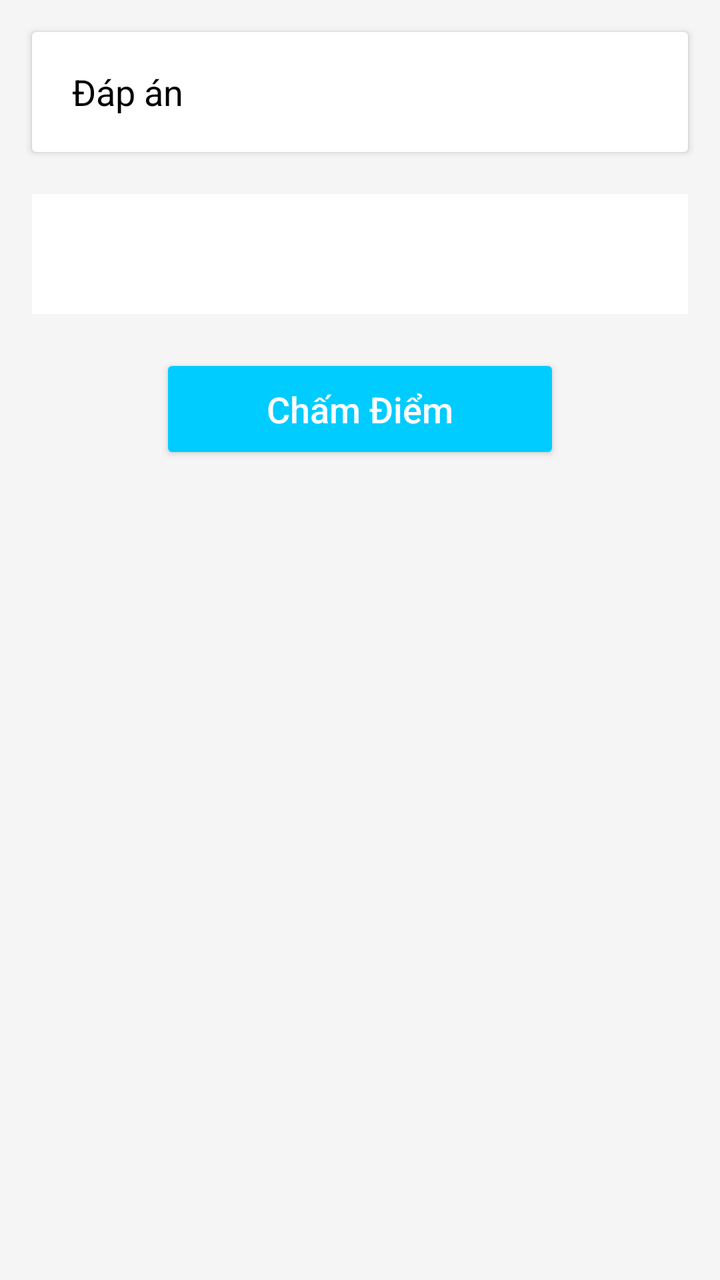
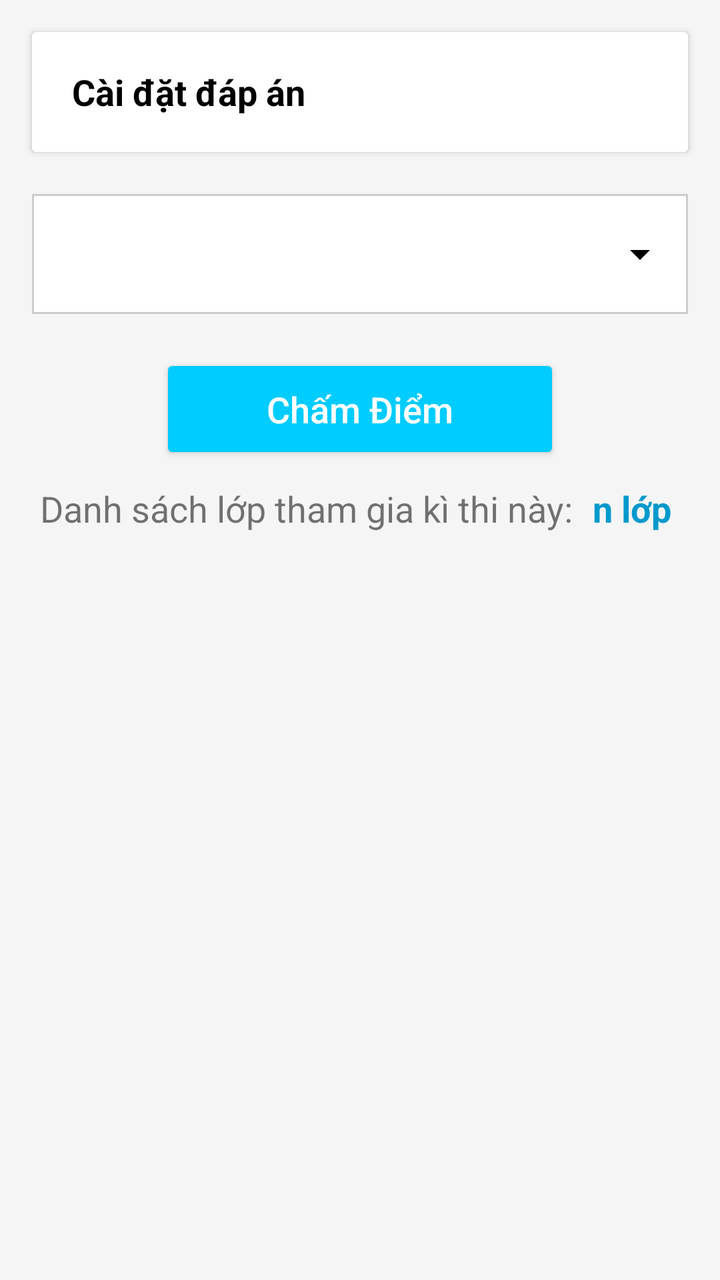

The first picture is an Android layout as it rendered before a commit; the second is the same layout after the commit. The layout source and the unified diff follow.
<!-- AndroidManifest.xml: application theme Theme.Android_Python -->
<!-- res/layout/fragment_chitiet_kythi.xml -->
<?xml version="1.0" encoding="utf-8"?>
<LinearLayout xmlns:android="http://schemas.android.com/apk/res/android"
    android:layout_width="match_parent"
    android:layout_height="match_parent"
    android:background="#F5F5F5"
    android:orientation="vertical">

    <androidx.cardview.widget.CardView
        android:id="@+id/cardAnswers"
        android:layout_width="match_parent"
        android:layout_height="60dp"
        android:layout_margin="16dp"
        android:clickable="true"
        android:focusable="true"
        android:foreground="?attr/selectableItemBackground">
        <TextView
            android:layout_width="wrap_content"
            android:layout_height="wrap_content"
            android:layout_gravity="center_vertical"
            android:layout_marginStart="20dp"
            android:text="Đáp án"
            android:textColor="#000"
            android:textSize="18sp" />
    </androidx.cardview.widget.CardView>

    <Spinner
        android:id="@+id/spinnerThongKe"
        android:layout_width="match_parent"
        android:layout_height="60dp"
        android:layout_marginHorizontal="16dp"
        android:layout_marginTop="5dp"
        android:textSize="18sp"
        android:background="@color/white"
        android:spinnerMode="dropdown" />

    <LinearLayout
        android:id="@+id/layoutThongKeTuLam"
        android:layout_width="match_parent"
        android:layout_height="wrap_content"
        android:layout_marginHorizontal="16dp"
        android:layout_marginTop="10dp"
        android:background="@color/white"
        android:orientation="vertical"
        android:padding="16dp"
        android:visibility="gone">

        <TextView
            android:layout_width="wrap_content"
            android:layout_height="wrap_content"
            android:layout_marginBottom="24dp"
            android:text="Biểu đồ phân bố điểm"
            android:textSize="16sp"
            android:textStyle="bold" />

        <LinearLayout
            android:layout_width="match_parent"
            android:layout_height="180dp"
            android:baselineAligned="false"
            android:orientation="horizontal">

            <LinearLayout
                android:layout_width="0dp"
                android:layout_height="match_parent"
                android:layout_weight="1"
                android:gravity="bottom|center_horizontal"
                android:orientation="vertical">

                <TextView
                    android:id="@+id/tvCountYeu"
                    android:layout_width="wrap_content"
                    android:layout_height="wrap_content"
                    android:layout_marginBottom="4dp"
                    android:text="0"
                    android:textStyle="bold" />

                <LinearLayout
                    android:layout_width="35dp"
                    android:layout_height="100dp"
                    android:orientation="vertical"
                    android:weightSum="100">
                    <View android:id="@+id/spaceYeu" android:layout_width="match_parent" android:layout_height="0dp" android:layout_weight="100" />
                    <View android:id="@+id/barYeu" android:layout_width="match_parent" android:layout_height="0dp" android:layout_weight="0" android:background="#F44336" />
                </LinearLayout>

                <TextView
                    android:layout_width="wrap_content"
                    android:layout_height="wrap_content"
                    android:layout_marginTop="8dp"
                    android:text="Yếu\n(&lt;5)"
                    android:textAlignment="center"
                    android:textSize="12sp" />
            </LinearLayout>

            <LinearLayout
                android:layout_width="0dp"
                android:layout_height="match_parent"
                android:layout_weight="1"
                android:gravity="bottom|center_horizontal"
                android:orientation="vertical">

                <TextView
                    android:id="@+id/tvCountTB"
                    android:layout_width="wrap_content"
                    android:layout_height="wrap_content"
                    android:layout_marginBottom="4dp"
                    android:text="0"
                    android:textStyle="bold" />

                <LinearLayout
                    android:layout_width="35dp"
                    android:layout_height="100dp"
                    android:orientation="vertical"
                    android:weightSum="100">
                    <View android:id="@+id/spaceTB" android:layout_width="match_parent" android:layout_height="0dp" android:layout_weight="100" />
                    <View android:id="@+id/barTB" android:layout_width="match_parent" android:layout_height="0dp" android:layout_weight="0" android:background="#FF9800" />
                </LinearLayout>

                <TextView
                    android:layout_width="wrap_content"
                    android:layout_height="wrap_content"
                    android:layout_marginTop="8dp"
                    android:text="TB\n(5-6.5)"
                    android:textAlignment="center"
                    android:textSize="12sp" />
            </LinearLayout>

            <LinearLayout
                android:layout_width="0dp"
                android:layout_height="match_parent"
                android:layout_weight="1"
                android:gravity="bottom|center_horizontal"
                android:orientation="vertical">

                <TextView
                    android:id="@+id/tvCountKha"
                    android:layout_width="wrap_content"
                    android:layout_height="wrap_content"
                    android:layout_marginBottom="4dp"
                    android:text="0"
                    android:textStyle="bold" />

                <LinearLayout
                    android:layout_width="35dp"
                    android:layout_height="100dp"
                    android:orientation="vertical"
                    android:weightSum="100">
                    <View android:id="@+id/spaceKha" android:layout_width="match_parent" android:layout_height="0dp" android:layout_weight="100" />
                    <View android:id="@+id/barKha" android:layout_width="match_parent" android:layout_height="0dp" android:layout_weight="0" android:background="#2196F3" />
                </LinearLayout>

                <TextView
                    android:layout_width="wrap_content"
                    android:layout_height="wrap_content"
                    android:layout_marginTop="8dp"
                    android:text="Khá\n(6.5-8)"
                    android:textAlignment="center"
                    android:textSize="12sp" />
            </LinearLayout>

            <LinearLayout
                android:layout_width="0dp"
                android:layout_height="match_parent"
                android:layout_weight="1"
                android:gravity="bottom|center_horizontal"
                android:orientation="vertical">

                <TextView
                    android:id="@+id/tvCountGioi"
                    android:layout_width="wrap_content"
                    android:layout_height="wrap_content"
                    android:layout_marginBottom="4dp"
                    android:text="0"
                    android:textStyle="bold" />

                <LinearLayout
                    android:layout_width="35dp"
                    android:layout_height="100dp"
                    android:orientation="vertical"
                    android:weightSum="100">
                    <View android:id="@+id/spaceGioi" android:layout_width="match_parent" android:layout_height="0dp" android:layout_weight="100" />
                    <View android:id="@+id/barGioi" android:layout_width="match_parent" android:layout_height="0dp" android:layout_weight="0" android:background="#4CAF50" />
                </LinearLayout>

                <TextView
                    android:layout_width="wrap_content"
                    android:layout_height="wrap_content"
                    android:layout_marginTop="8dp"
                    android:text="Giỏi\n(>8)"
                    android:textAlignment="center"
                    android:textSize="12sp" />
            </LinearLayout>
        </LinearLayout>
    </LinearLayout>
    <Button
        android:id="@+id/btnGrade"
        android:layout_width="200dp"
        android:layout_height="55dp"
        android:layout_gravity="center"
        android:layout_marginTop="20dp"
        android:backgroundTint="#00CCFF"
        android:text="Chấm Điểm"
        android:textAllCaps="false"
        android:textColor="#FFF"
        android:textSize="18sp" />

    <androidx.recyclerview.widget.RecyclerView
        android:id="@+id/rvThongKeList"
        android:layout_width="match_parent"
        android:layout_height="0dp"
        android:layout_marginTop="10dp"
        android:layout_weight="1"
        android:clipToPadding="false"
        android:paddingHorizontal="16dp" />

    <androidx.recyclerview.widget.RecyclerView
        android:id="@+id/layoutSavedKeys"
        android:layout_width="match_parent"
        android:layout_height="wrap_content"
        android:layout_marginTop="10dp"
        android:clipToPadding="false"
        android:paddingHorizontal="16dp" />
</LinearLayout>
<!-- resources referenced by this layout -->
<resources>
  <color name="white">#FFFFFF</color>
  <style name="Theme.Android_Python" parent="Theme.AppCompat.Light.NoActionBar" />
</resources>

<!-- the commit's change to res/layout/fragment_chitiet_kythi.xml (unified diff, before → after) -->
@@ -13,14 +13,16 @@
         android:clickable="true"
         android:focusable="true"
         android:foreground="?attr/selectableItemBackground">
+
         <TextView
             android:layout_width="wrap_content"
             android:layout_height="wrap_content"
             android:layout_gravity="center_vertical"
             android:layout_marginStart="20dp"
-            android:text="Đáp án"
+            android:text="Cài đặt đáp án"
             android:textColor="#000"
-            android:textSize="18sp" />
+            android:textSize="18sp"
+            android:textStyle="bold"/>
     </androidx.cardview.widget.CardView>
 
     <Spinner
@@ -29,8 +31,7 @@
         android:layout_height="60dp"
         android:layout_marginHorizontal="16dp"
         android:layout_marginTop="5dp"
-        android:textSize="18sp"
-        android:background="@color/white"
+        android:background="@drawable/spinner_bg_with_arrow"
         android:spinnerMode="dropdown" />
 
     <LinearLayout
@@ -203,6 +204,32 @@
         android:textColor="#FFF"
         android:textSize="18sp" />
 
+    <LinearLayout
+        android:layout_width="wrap_content"
+        android:layout_height="wrap_content"
+        android:orientation="horizontal">
+
+        <TextView
+        android:layout_width="wrap_content"
+        android:layout_height="wrap_content"
+        android:text="Danh sách lớp tham gia kì thi này:"
+        android:textSize="18sp"
+        android:layout_marginLeft="20dp"
+        android:layout_marginTop="10dp"/>
+
+        <TextView
+            android:id="@+id/tv_soLuongLop"
+            android:layout_width="wrap_content"
+            android:layout_height="wrap_content"
+            android:text="n lớp"
+            android:textSize="18sp"
+            android:layout_marginLeft="10dp"
+            android:layout_marginTop="10dp"
+            android:textColor="@android:color/holo_blue_dark"
+            android:textStyle="bold"/>
+    </LinearLayout>
+
+
     <androidx.recyclerview.widget.RecyclerView
         android:id="@+id/rvThongKeList"
         android:layout_width="match_parent"
<!-- resource entries referenced after the edit -->
@@ -1,6 +1,30 @@
 <!-- resources referenced by this layout -->
 <resources>
   <color name="white">#FFFFFF</color>
+  <!-- drawable spinner_bg_with_arrow (drawable) -->
+  <?xml version="1.0" encoding="utf-8"?>
+  <layer-list xmlns:android="http://schemas.android.com/apk/res/android">
+      <item>
+          <shape android:shape="rectangle">
+              <solid android:color="@color/white" />
+              <stroke android:width="1dp" android:color="#CCCCCC" />
+          </shape>
+      </item>
+      <item
+          android:drawable="@drawable/arrow_drop_down"
+          android:gravity="end|center_vertical"
+          android:right="12dp" />
+  </layer-list>
   <style name="Theme.Android_Python" parent="Theme.AppCompat.Light.NoActionBar" />
+  <!-- drawable arrow_drop_down (drawable) -->
+  <vector xmlns:android="http://schemas.android.com/apk/res/android"
+      android:width="24dp"
+      android:height="24dp"
+      android:viewportWidth="960"
+      android:viewportHeight="960">
+    <path
+        android:pathData="M480,600 L280,400h400L480,600Z"
+        android:fillColor="#000000"/>
+  </vector>
 </resources>
 
